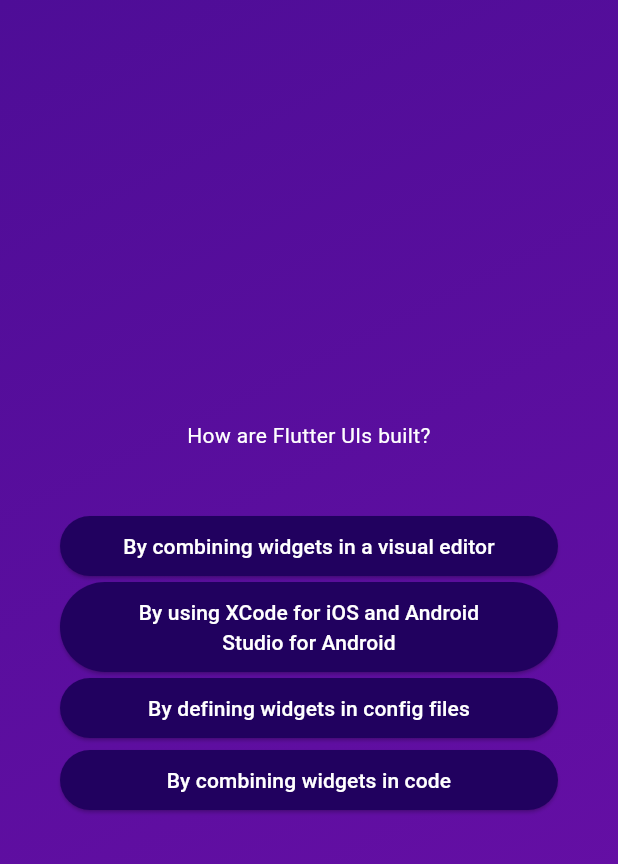
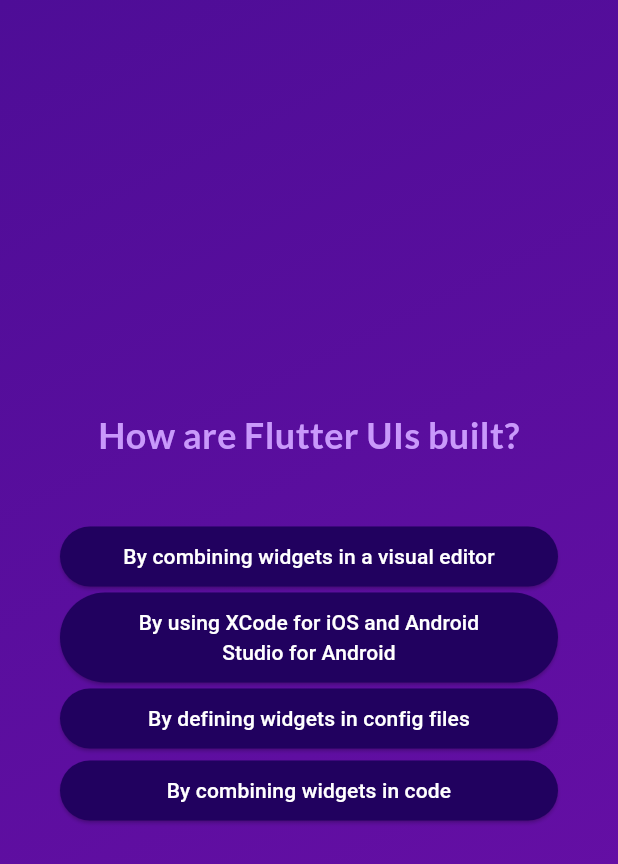
Before and after one commit to shox17/adv_basics_quiz_app, a Flutter app: the screen it shows after launch, after a tap on "Start Quiz", after a tap on "Components", on a phone screen of 412 x 824 dp. Shown: the top 864 px of the screen. Run offline on Flutter 3.47's test engine with Material 3 defaults, Android fonts, the phone set to English and light mode, and no system bars; our stand-ins replace google_fonts.

Commit message:
2nd commit

```diff
--- a/lib/questions_screen.dart
+++ b/lib/questions_screen.dart
@@ -1,9 +1,14 @@
 import 'package:adv_basics/answer_button.dart';
 import 'package:adv_basics/data/questions.dart';
 import 'package:flutter/material.dart';
+import 'package:google_fonts/google_fonts.dart';
 
 class QuestionsScreen extends StatefulWidget {
-  const QuestionsScreen({super.key});
+  const QuestionsScreen({
+    super.key,
+    required this.onSelectAnswer,
+  });
+  final void Function(String answer) onSelectAnswer;
 
   @override
   State<QuestionsScreen> createState() => _QuestionsScreenState();
@@ -12,7 +17,8 @@ class QuestionsScreen extends StatefulWidget {
 class _QuestionsScreenState extends State<QuestionsScreen> {
   var currentQuestionIndex = 0;
 
-  void answerQuestion() {
+  void answerQuestion(String selectedAnswer) {
+    widget.onSelectAnswer(selectedAnswer);
     setState(() {
       //currentQuestionIndex = currentQuestionIndex + 1;
       //currentQuestionIndex ++; Increment by one only
@@ -34,8 +40,10 @@ class _QuestionsScreenState extends State<QuestionsScreen> {
           children: [
             Text(
               currentQuestion.text,
-              style: const TextStyle(
-                color: Colors.white,
+              style: GoogleFonts.lato(
+                color: const Color.fromARGB(255, 201, 153, 251),
+                fontSize: 24,
+                fontWeight: FontWeight.bold,
               ),
               textAlign: TextAlign.center,
             ),
@@ -45,7 +53,9 @@ class _QuestionsScreenState extends State<QuestionsScreen> {
             ...currentQuestion.getShuffledAnswers().map((answer) {
               return AnswerButton(
                 answerText: answer,
-                onTap: answerQuestion,
+                onTap: () {
+                  answerQuestion(answer);
+                },
               );
             }),
           ],
--- a/lib/quiz.dart
+++ b/lib/quiz.dart
@@ -1,6 +1,8 @@
 import 'package:adv_basics/questions_screen.dart';
 import 'package:flutter/material.dart';
 import 'package:adv_basics/start_screen.dart';
+import 'package:adv_basics/results_screen.dart';
+import 'package:adv_basics/data/questions.dart';
 
 class Quiz extends StatefulWidget {
   const Quiz({super.key});
@@ -10,6 +12,7 @@ class Quiz extends StatefulWidget {
 }
 
 class _QuizState extends State<Quiz> {
+  final List<String> selectedAnswers = [];
   var activeScreen = 'start-screen';
 
   void switchScreen() {
@@ -18,12 +21,30 @@ class _QuizState extends State<Quiz> {
     });
   }
 
+  void chooseAnswer(String answer) {
+    selectedAnswers.add(answer);
+
+    if (selectedAnswers.length == questions.length) {
+      setState(() {
+        activeScreen = 'results-screen';
+      });
+    }
+  }
+
   @override
   Widget build(BuildContext context) {
     Widget screenWidget = StartScreen(switchScreen);
 
     if (activeScreen == 'questions-screen') {
-      screenWidget = const QuestionsScreen();
+      screenWidget = QuestionsScreen(
+        onSelectAnswer: chooseAnswer,
+      );
+    }
+
+    if (activeScreen == 'results-screen') {
+      screenWidget = ResultsScreen(
+        chosenAnswers: selectedAnswers,
+      );
     }
 
     return MaterialApp(
--- a/lib/start_screen.dart
+++ b/lib/start_screen.dart
@@ -1,8 +1,9 @@
 import 'package:flutter/material.dart';
+import 'package:google_fonts/google_fonts.dart';
 
 class StartScreen extends StatelessWidget {
   const StartScreen(this.startQuiz, {super.key});
-  final Function() startQuiz;
+  final void Function() startQuiz;
 
   @override
   Widget build(BuildContext context) {
@@ -16,10 +17,10 @@ class StartScreen extends StatelessWidget {
             color: const Color.fromARGB(150, 255, 255, 255),
           ),
           const SizedBox(height: 80),
-          const Text(
+          Text(
             'Learn Flutter the fun way!',
-            style: TextStyle(
-                color: Color.fromARGB(255, 237, 223, 252), fontSize: 24),
+            style: GoogleFonts.lato(
+                color: const Color.fromARGB(255, 237, 223, 252), fontSize: 24),
           ),
           const SizedBox(height: 30),
           OutlinedButton.icon(
--- a/pubspec.yaml
+++ b/pubspec.yaml
@@ -35,6 +35,7 @@ dependencies:
   # The following adds the Cupertino Icons font to your application.
   # Use with the CupertinoIcons class for iOS style icons.
   cupertino_icons: ^1.0.8
+  google_fonts: ^6.2.1
 
 dev_dependencies:
   flutter_test:
```
Also changed, not shown: pubspec.lock, 1 other file.
